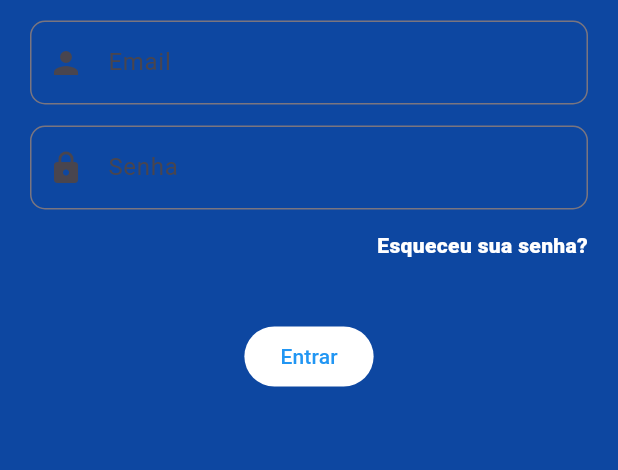
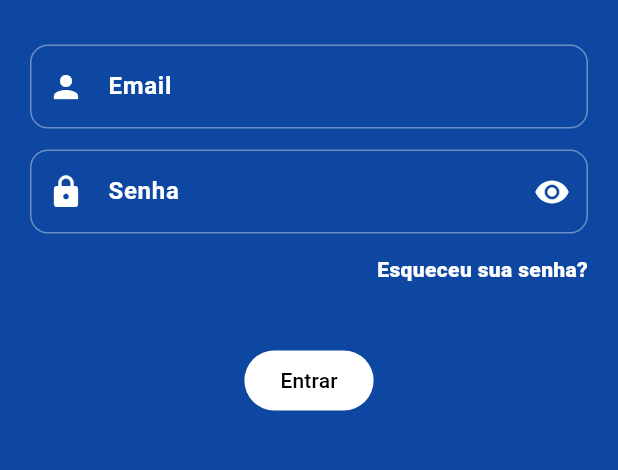
Before and after one commit to davidfffelix/authentigate, a Flutter app: the screen it shows after launch, on a phone screen of 412 x 824 dp, the part 266-736 px from its top. Run offline on Flutter 3.47's test engine with Material 3 defaults, Android fonts, the phone set to English and light mode, and no system bars.

Commit message:
add text_field_default

```diff
--- a/lib/home_page.dart
+++ b/lib/home_page.dart
@@ -1,4 +1,6 @@
 import 'package:flutter/material.dart';
+
+import 'widgets/design_system/text_field_default.dart';
 
 class HomePage extends StatelessWidget {
   const HomePage({super.key});
@@ -25,31 +27,19 @@ class HomePage extends StatelessWidget {
                   fontSize: 40,
                 ),
               ),
-              const SizedBox(height: 14),
-              TextField(
-                onChanged: (value) {},
-                decoration: const InputDecoration(
-                  prefixIcon: Icon(Icons.person),
-                  labelText: 'Email',
-                  border: OutlineInputBorder(
-                    borderRadius: BorderRadius.all(
-                      Radius.circular(10),
-                    ),
-                  ),
-                ),
+              const SizedBox(height: 30),
+              const TextFieldDefault(
+                prefixIcon: Icons.person,
+                hintText: 'Email',
+                keyboardType: TextInputType.emailAddress,
               ),
               const SizedBox(height: 14),
-              TextField(
-                onChanged: (value) {},
-                decoration: const InputDecoration(
-                  prefixIcon: Icon(Icons.lock),
-                  labelText: 'Senha',
-                  border: OutlineInputBorder(
-                    borderRadius: BorderRadius.all(
-                      Radius.circular(10),
-                    ),
-                  ),
-                ),
+              const TextFieldDefault(
+                keyboardType: TextInputType.text,
+                suffixIcon: Icons.visibility,
+                prefixIcon: Icons.lock,
+                hintText: 'Senha',
+                obscureText: true,
               ),
               const SizedBox(height: 14),
               const Row(
@@ -71,7 +61,7 @@ class HomePage extends StatelessWidget {
                 onPressed: null,
                 child: const Text(
                   'Entrar',
-                  style: TextStyle(color: Colors.blue),
+                  style: TextStyle(color: Colors.black),
                 ),
               ),
             ],
--- a/lib/main.dart
+++ b/lib/main.dart
@@ -1,5 +1,4 @@
 import 'package:flutter/material.dart';
-
 import 'my_app.dart';
 
 void main() {
--- /dev/null
+++ b/lib/widgets/design_system/text_field_default.dart
@@ -0,0 +1,57 @@
+import 'package:flutter/material.dart';
+
+class TextFieldDefault extends StatelessWidget {
+  final TextInputType? keyboardType;
+  final bool obscureText;
+
+  final IconData? prefixIcon;
+  final String? hintText;
+  final IconData? suffixIcon;
+
+  final String? Function(String?)? validator;
+
+  const TextFieldDefault({
+    super.key,
+    this.keyboardType,
+    this.prefixIcon,
+    this.hintText,
+    this.validator,
+    this.suffixIcon,
+    this.obscureText = false,
+  });
+
+  @override
+  Widget build(BuildContext context) {
+    return TextFormField(
+      onChanged: (value) {},
+      cursorColor: Colors.white,
+      keyboardType: keyboardType,
+      obscureText: obscureText,
+      decoration: InputDecoration(
+        enabledBorder: OutlineInputBorder(
+          borderRadius: BorderRadius.circular(12),
+          borderSide: const BorderSide(
+            color: Colors.white38,
+          ),
+        ),
+        focusedBorder: const OutlineInputBorder(
+          borderSide: BorderSide(color: Colors.white),
+        ),
+        iconColor: Colors.white,
+        prefixIconColor: Colors.white,
+        prefixIcon: Icon(prefixIcon),
+        hintText: hintText,
+        hintStyle: const TextStyle(
+          color: Colors.white,
+        ),
+        suffixIconColor: Colors.white,
+        suffixIcon: Icon(suffixIcon),
+      ),
+      style: const TextStyle(
+        color: Colors.white,
+        fontWeight: FontWeight.bold,
+      ),
+      validator: validator,
+    );
+  }
+}
```
Also changed, not shown: lib/widgets/design_system/default_text_field.dart (deleted).
